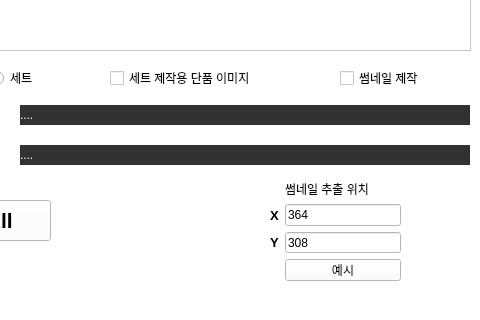
Qt form 03_resource/ui_imageMaking.ui (suni1015/ImageMaking) before a commit; both pictures show x 120 to 600 and y 430 to 750 of the 600 by 750 pixel window.
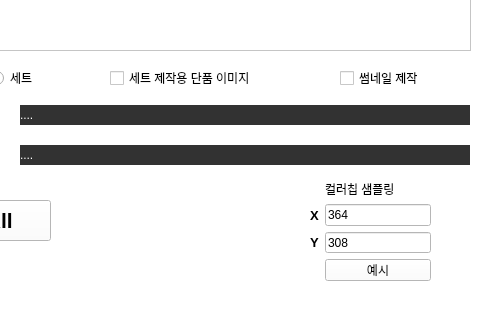
The same form after that commit.

Commit message: ui 조정

Diff of the .ui file:
```diff
--- a/03_resource/ui_imageMaking.ui
+++ b/03_resource/ui_imageMaking.ui
@@ -275,9 +275,9 @@
    <widget class="QWidget" name="gridLayoutWidget">
     <property name="geometry">
      <rect>
-      <x>390</x>
+      <x>430</x>
       <y>610</y>
-      <width>131</width>
+      <width>121</width>
       <height>101</height>
      </rect>
     </property>
@@ -339,7 +339,7 @@
         </font>
        </property>
        <property name="text">
-        <string>썸네일 추출 위치</string>
+        <string>컬러칩 샘플링</string>
        </property>
       </widget>
      </item>
```
